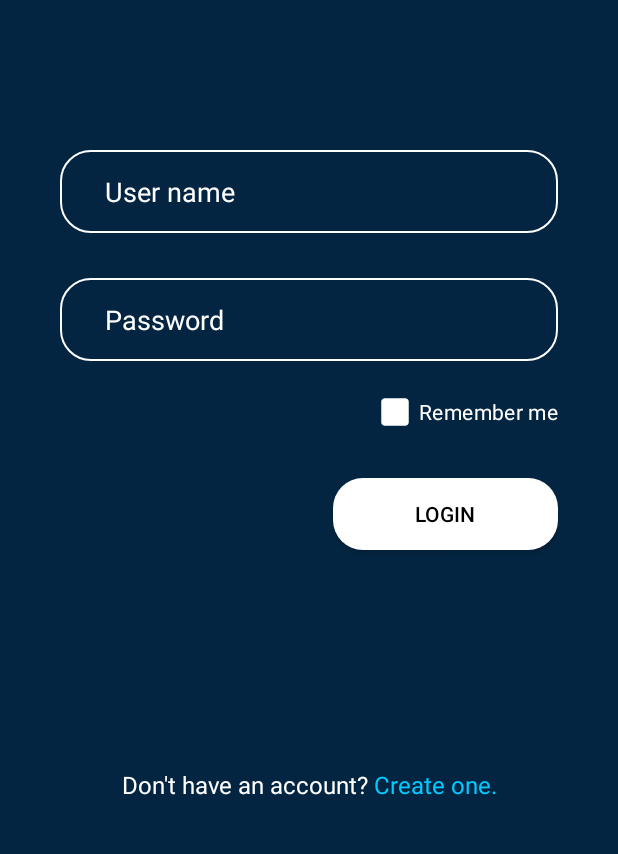
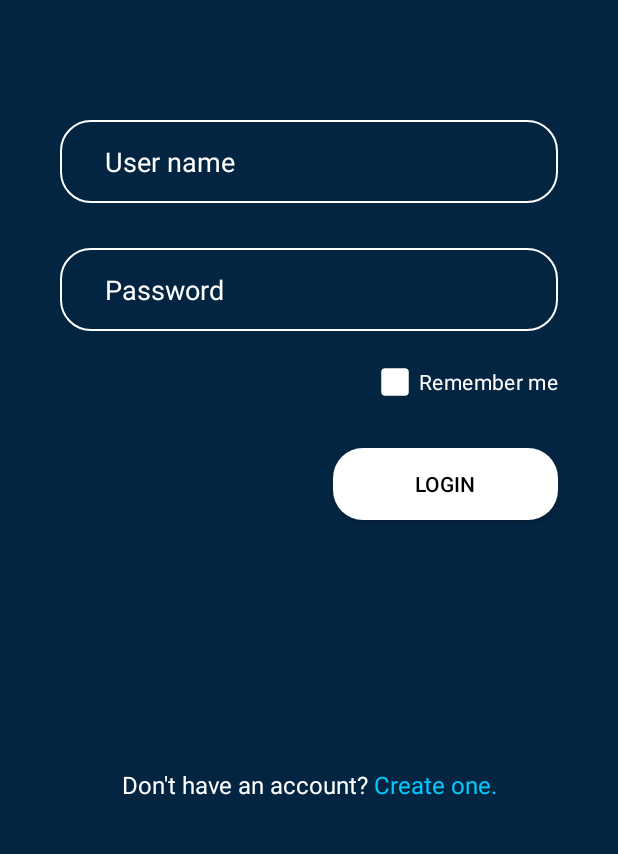
Before and after one commit to leduc2010/TheMovie, an Android app: the screen it shows after launch (MainActivity), on a phone screen of 412 x 824 dp, the part 360-1214 px from its top. Run offline under Robolectric (Android 15) with nearby library versions, the phone set to English and light mode, and no system bars; our stand-ins replace navigation-ui; pictures from the network do not load; 1 statement that could not run was skipped.

Commit message:
Fix layout

```diff
--- a/app/src/main/java/com/duc/themovie/view/fragment/DetailItemFragment.java
+++ b/app/src/main/java/com/duc/themovie/view/fragment/DetailItemFragment.java
@@ -19,8 +19,6 @@ import android.widget.TextView;
 
 import androidx.core.content.ContextCompat;
 import androidx.fragment.app.FragmentActivity;
-import androidx.navigation.NavController;
-import androidx.navigation.fragment.NavHostFragment;
 
 import com.bumptech.glide.Glide;
 import com.bumptech.glide.load.resource.bitmap.RoundedCorners;
@@ -243,7 +241,7 @@ public class DetailItemFragment extends BaseFrg<DetailItemFragmentBinding, Detai
 
                 binding.flexTVShowCreators.addView(tv);
             }
-        }else {
+        } else {
             binding.trCreator.setVisibility(View.GONE);
         }
     }
--- a/app/src/main/res/layout/detail_person_fragment.xml
+++ b/app/src/main/res/layout/detail_person_fragment.xml
@@ -282,6 +282,7 @@
                 android:background="@drawable/bg_custom_section"
                 android:drawablePadding="10dp"
                 android:orientation="vertical"
+                android:layout_marginBottom="10dp"
                 android:paddingHorizontal="20dp"
                 android:paddingVertical="10dp">
 
--- a/app/src/main/res/layout/item_movie.xml
+++ b/app/src/main/res/layout/item_movie.xml
@@ -24,7 +24,8 @@
         <TextView
             android:id="@+id/tvTitle"
             android:layout_width="match_parent"
-            android:layout_height="match_parent"
+            android:layout_height="0dp"
+            android:layout_weight="1"
             android:layout_marginTop="2dp"
             android:text="@string/txt_movie_name"
             android:textStyle="bold"
--- a/app/src/main/res/layout/login_fragment.xml
+++ b/app/src/main/res/layout/login_fragment.xml
@@ -6,6 +6,12 @@
     android:background="@color/bg_color"
     android:orientation="vertical"
     android:padding="40dp">
+
+    <LinearLayout
+        android:layout_width="match_parent"
+        android:layout_height="0dp"
+        android:layout_weight="1"
+        android:orientation="vertical">
 
         <ImageView
             android:layout_width="100dp"
@@ -19,14 +25,14 @@
             android:id="@+id/edtUsername"
             android:layout_width="match_parent"
             android:layout_height="wrap_content"
-        android:layout_marginTop="100dp"
+            android:layout_marginTop="80dp"
             android:autofillHints="username"
             android:background="@drawable/custom_edt"
             android:hint="@string/txt_user_name"
             android:inputType="text"
-        android:textColor="@color/white"
             android:padding="15dp"
             android:paddingStart="@dimen/_30dp"
+            android:textColor="@color/white"
             android:textColorHint="@color/white"
             tools:ignore="RtlSymmetry" />
 
@@ -39,9 +45,9 @@
             android:background="@drawable/custom_edt"
             android:hint="@string/txt_password"
             android:inputType="textPassword"
-        android:textColor="@color/white"
             android:padding="15dp"
             android:paddingStart="@dimen/_30dp"
+            android:textColor="@color/white"
             android:textColorHint="@color/white"
             tools:ignore="RtlSymmetry" />
 
@@ -66,11 +72,7 @@
             android:text="@string/txt_login"
             android:textColor="@color/black" />
 
-
-    <View
-        android:layout_width="match_parent"
-        android:layout_height="0dp"
-        android:layout_weight="3" />
+    </LinearLayout>
 
     <TextView
         android:id="@+id/tvCreateUser"
--- a/app/src/main/res/layout/search_fragment.xml
+++ b/app/src/main/res/layout/search_fragment.xml
@@ -20,6 +20,7 @@
             android:hint="@string/txt_search_for_a_movie_tv_show_person"
             android:layout_height="wrap_content"
             android:importantForAutofill="no"
+            android:textColor="@color/white"
             android:inputType="text"
             android:padding="14dp"
             android:textSize="16sp"
--- a/app/src/main/res/navigation/nav_graph.xml
+++ b/app/src/main/res/navigation/nav_graph.xml
@@ -9,6 +9,8 @@
         android:id="@+id/loginFragment"
         android:name="com.duc.themovie.view.fragment.LoginFragment"
         android:label="Login"
+        popUpTo="@id/loginFragment"
+        popUpToInclusive="true"
         tools:ignore="FragmentTagUsage">
         <action
             android:id="@+id/action_login_to_home"
```
Also changed, not shown: app/src/main/java/com/duc/themovie/view/adapter/ItemAdapter.java (+25 -6 lines), app/src/main/java/com/duc/themovie/view/fragment/DetailPersonFragment.java (+20 -7 lines). Lines whose indentation alone changed are shown as unchanged.
